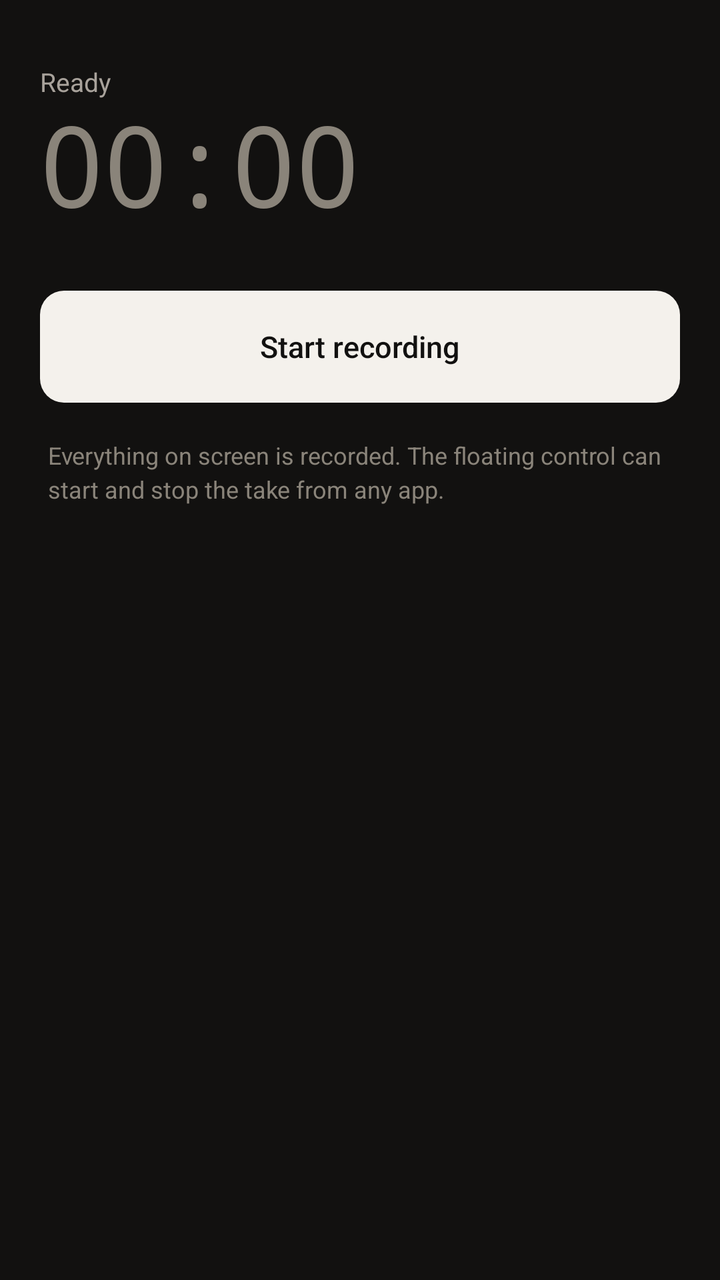
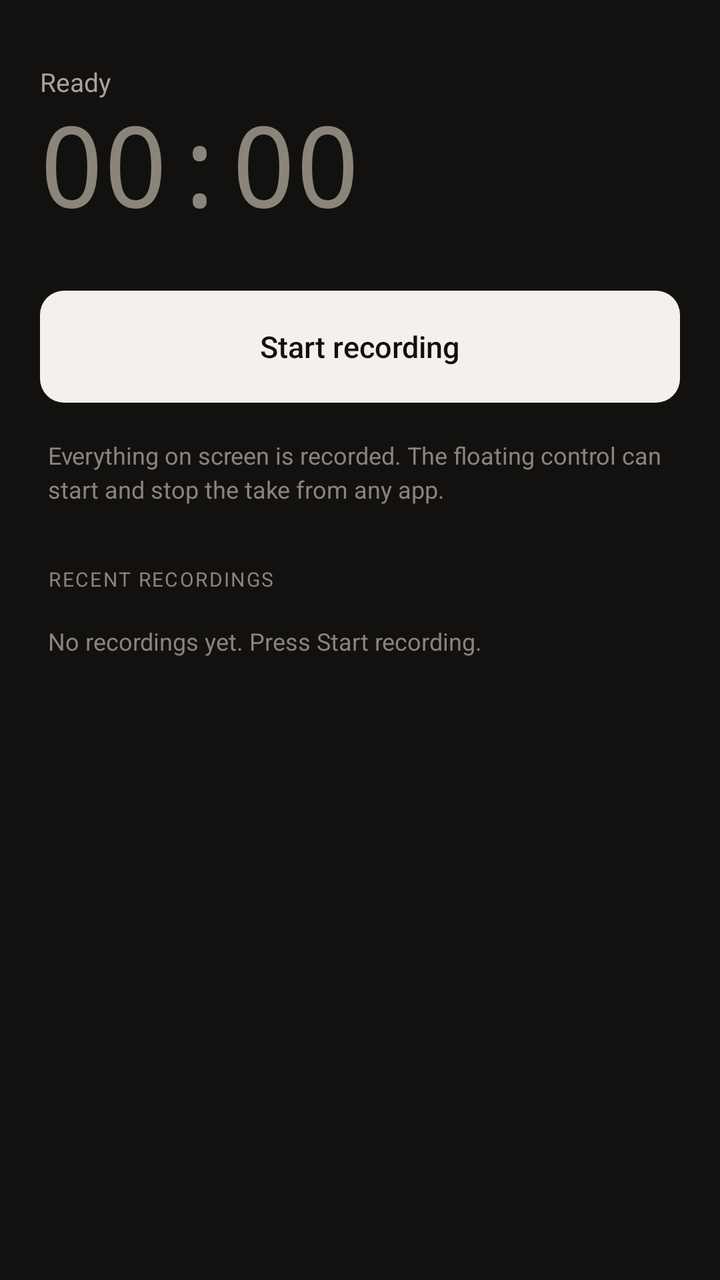

An Android layout rendered at two revisions. The XML below is the earlier revision; the diff shows what the commit changed to produce the second picture.
<!-- AndroidManifest.xml: application theme Theme.Zrec -->
<!-- res/layout/view_record.xml -->
<?xml version="1.0" encoding="utf-8"?>
<ScrollView xmlns:android="http://schemas.android.com/apk/res/android"
    android:layout_width="match_parent"
    android:layout_height="match_parent"
    android:fillViewport="true"
    android:scrollbars="none">

    <LinearLayout
        android:layout_width="match_parent"
        android:layout_height="wrap_content"
        android:orientation="vertical"
        android:paddingStart="20dp"
        android:paddingEnd="20dp"
        android:paddingTop="8dp"
        android:paddingBottom="32dp">

        <LinearLayout
            android:layout_width="match_parent"
            android:layout_height="wrap_content"
            android:layout_marginTop="24dp"
            android:gravity="center_vertical"
            android:orientation="horizontal">

            <View
                android:id="@+id/dot"
                android:layout_width="7dp"
                android:layout_height="7dp"
                android:layout_marginEnd="8dp"
                android:background="@drawable/bg_dot_rec"
                android:visibility="gone" />

            <TextView
                android:id="@+id/tvState"
                android:layout_width="wrap_content"
                android:layout_height="wrap_content"
                android:text="@string/state_ready"
                android:textColor="@color/txtDim"
                android:textSize="13sp" />
        </LinearLayout>

        <LinearLayout
            android:layout_width="match_parent"
            android:layout_height="wrap_content"
            android:layout_marginTop="2dp"
            android:gravity="bottom"
            android:orientation="horizontal">

            <TextView
                android:id="@+id/tvTime"
                android:layout_width="wrap_content"
                android:layout_height="wrap_content"
                android:fontFamily="monospace"
                android:includeFontPadding="false"
                android:letterSpacing="-0.03"
                android:text="00:00"
                android:textColor="@color/txtFaint"
                android:textSize="56sp" />

            <TextView
                android:id="@+id/tvFps"
                android:layout_width="wrap_content"
                android:layout_height="wrap_content"
                android:layout_marginStart="12dp"
                android:layout_marginBottom="9dp"
                android:fontFamily="monospace"
                android:textColor="@color/txtDim"
                android:textSize="12sp"
                android:visibility="gone" />
        </LinearLayout>

        <TextView
            android:id="@+id/btnRecord"
            android:layout_width="match_parent"
            android:layout_height="56dp"
            android:layout_marginTop="28dp"
            android:background="@drawable/bg_btn_record"
            android:fontFamily="sans-serif-medium"
            android:gravity="center"
            android:text="@string/btn_start"
            android:textColor="@color/bg"
            android:textSize="15sp" />

        <TextView
            android:layout_width="match_parent"
            android:layout_height="wrap_content"
            android:layout_marginTop="18dp"
            android:layout_marginStart="4dp"
            android:layout_marginEnd="4dp"
            android:lineSpacingExtra="3dp"
            android:text="@string/record_hint"
            android:textColor="@color/txtFaint"
            android:textSize="12sp" />
    </LinearLayout>
</ScrollView>
<!-- resources referenced by this layout -->
<resources>
  <color name="bg">#FF121110</color>
  <color name="txtDim">#FFA8A29B</color>
  <color name="txtFaint">#FF8A847A</color>
  <!-- drawable bg_btn_record (drawable) -->
  <?xml version="1.0" encoding="utf-8"?>
  <selector xmlns:android="http://schemas.android.com/apk/res/android">
      <item android:state_pressed="true">
          <shape android:shape="rectangle">
              <solid android:color="@color/btnLightPress" />
              <corners android:radius="12dp" />
          </shape>
      </item>
      <item>
          <shape android:shape="rectangle">
              <solid android:color="@color/btnLight" />
              <corners android:radius="12dp" />
          </shape>
      </item>
  </selector>
  <!-- drawable bg_dot_rec (drawable) -->
  <?xml version="1.0" encoding="utf-8"?>
  <shape xmlns:android="http://schemas.android.com/apk/res/android" android:shape="oval">
      <solid android:color="@color/accent" />
  </shape>
  <string name="btn_start">Start recording</string>
  <string name="record_hint">Everything on screen is recorded. The floating control can start and stop the take from any app.</string>
  <string name="state_ready">Ready</string>
  <style name="Theme.Zrec" parent="@android:style/Theme.Material.NoActionBar">
          <item name="android:colorPrimary">@color/txt</item>
          <item name="android:colorAccent">@color/txt</item>
          <item name="android:colorControlActivated">@color/txt</item>
          <item name="android:colorControlNormal">@color/txtFaint</item>
          <item name="android:windowBackground">@color/bg</item>
          <item name="android:statusBarColor">@color/bg</item>
          <item name="android:navigationBarColor">@color/bg</item>
          <item name="android:windowLightStatusBar">false</item>
          <item name="android:textColorPrimary">@color/txt</item>
          <item name="android:textColorSecondary">@color/txtDim</item>
      </style>
  <color name="btnLightPress">#FFDDD8D0</color>
  <color name="btnLight">#FFF4F1EC</color>
  <color name="accent">#FFE5484D</color>
  <color name="txt">#FFF4F1EC</color>
</resources>

<!-- the commit's change to res/layout/view_record.xml (unified diff, before → after) -->
@@ -90,5 +90,33 @@
             android:text="@string/record_hint"
             android:textColor="@color/txtFaint"
             android:textSize="12sp" />
+
+        <TextView
+            android:layout_width="match_parent"
+            android:layout_height="wrap_content"
+            android:layout_marginTop="30dp"
+            android:layout_marginStart="4dp"
+            android:letterSpacing="0.08"
+            android:text="@string/section_recent"
+            android:textAllCaps="true"
+            android:textColor="@color/txtFaint"
+            android:textSize="10sp" />
+
+        <LinearLayout
+            android:id="@+id/recentBox"
+            android:layout_width="match_parent"
+            android:layout_height="wrap_content"
+            android:layout_marginTop="8dp"
+            android:orientation="vertical" />
+
+        <TextView
+            android:id="@+id/tvRecentEmpty"
+            android:layout_width="match_parent"
+            android:layout_height="wrap_content"
+            android:layout_marginTop="8dp"
+            android:layout_marginStart="4dp"
+            android:text="@string/recent_empty"
+            android:textColor="@color/txtFaint"
+            android:textSize="12sp" />
     </LinearLayout>
 </ScrollView>
<!-- resource entries referenced after the edit -->
@@ -25,7 +25,9 @@
       <solid android:color="@color/accent" />
   </shape>
   <string name="btn_start">Start recording</string>
+  <string name="recent_empty">No recordings yet. Press Start recording.</string>
   <string name="record_hint">Everything on screen is recorded. The floating control can start and stop the take from any app.</string>
+  <string name="section_recent">Recent recordings</string>
   <string name="state_ready">Ready</string>
   <style name="Theme.Zrec" parent="@android:style/Theme.Material.NoActionBar">
           <item name="android:colorPrimary">@color/txt</item>
